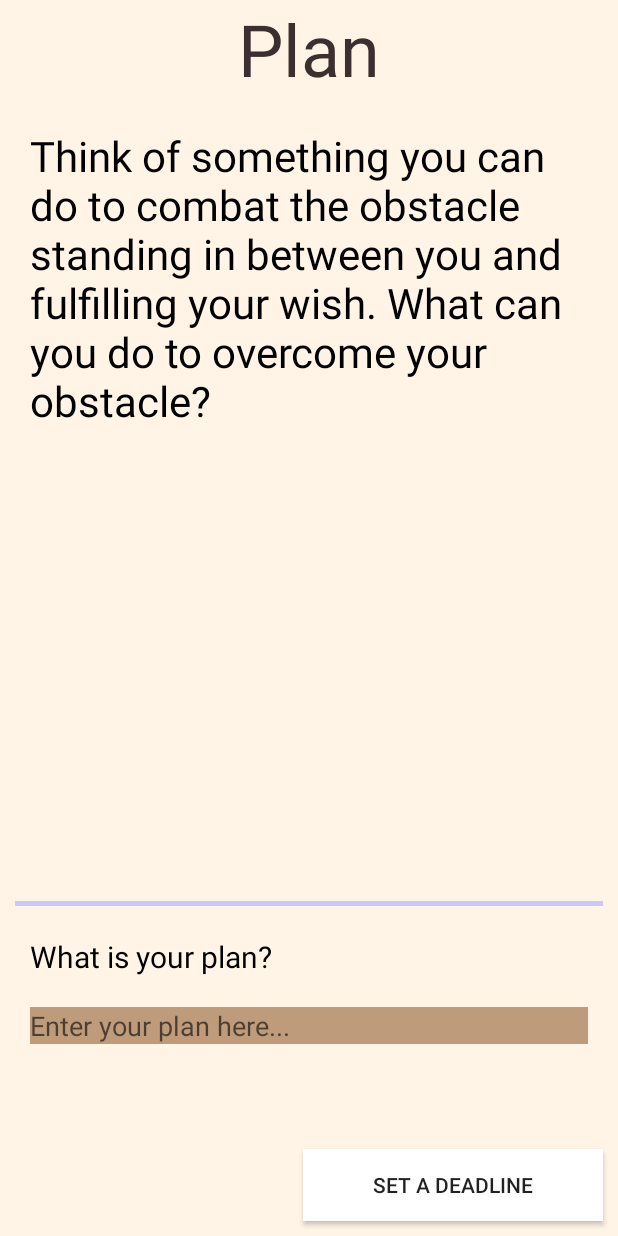
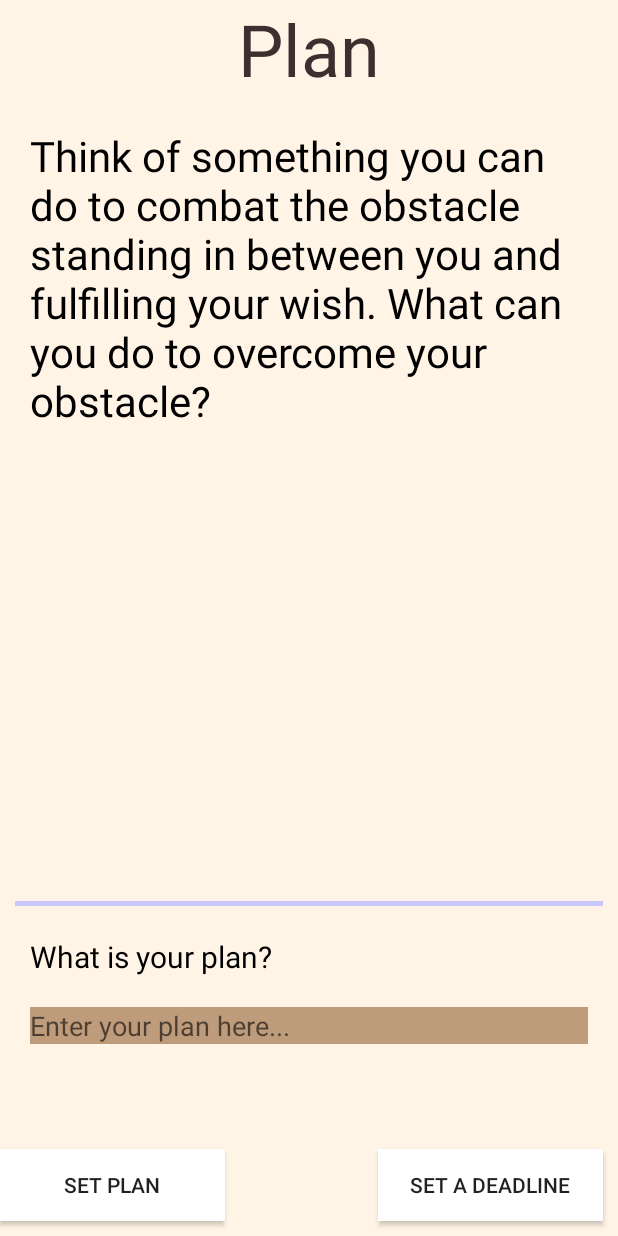
Before and after one commit to cddewitt/Capstone, an Android app: the PlanActivity screen opened directly, with no data from a screen before it, after a tap on "SET A DEADLINE", on a phone screen of 412 x 824 dp. Run offline under Robolectric (Android 15) with nearby library versions, the phone set to English and light mode, and no system bars; 2 statements that could not run were skipped.

Commit message:
plan  page now request a plan for each obstacle.

```diff
--- a/app/src/main/java/com/example/cdoit/characterstrengthbuilder/ObstacleActivity.java
+++ b/app/src/main/java/com/example/cdoit/characterstrengthbuilder/ObstacleActivity.java
@@ -33,11 +33,9 @@ public class ObstacleActivity extends AppCompatActivity {
     public void continueToPlanButtonClick(View v) {
         String obstacles = getObstacles();
         if (obstacles.equals("")) {
-            Toast toast = Toast.makeText(getApplicationContext(), "Please enter a possible obstacle before continuing", Toast.LENGTH_LONG);
+            Toast toast = Toast.makeText(getApplicationContext(),"You must enter atleast 1 obstacle to continue!",Toast.LENGTH_LONG);
             toast.show();
         } else {
-            Toast toast = Toast.makeText(getApplicationContext(), obstacles, Toast.LENGTH_LONG);
-            toast.show();
             Intent intent = new Intent(this, PlanActivity.class);
             intent.putExtra("Characteristic", characteristic);
             intent.putExtra("Wish", wish);
--- a/app/src/main/java/com/example/cdoit/characterstrengthbuilder/PlanActivity.java
+++ b/app/src/main/java/com/example/cdoit/characterstrengthbuilder/PlanActivity.java
@@ -8,13 +8,23 @@ import android.view.View;
 import android.widget.TextView;
 import android.widget.Toast;
 
+import java.lang.reflect.Array;
+import java.util.ArrayList;
+import java.util.Arrays;
+import java.util.List;
+
 public class PlanActivity extends AppCompatActivity {
 
+    private TextView currentplan;
     private TextView tbxPlan;
     private String characteristic = "";
     private String wish = "";
     private String outcome = "";
     private String obstacles = "";
+    private List<String> obstacle;
+    private boolean canContinue;
+    private int count=0;
+    private String plans ="";
 
     @Override
     protected void onCreate(Bundle savedInstanceState) {
@@ -28,23 +38,52 @@ public class PlanActivity extends AppCompatActivity {
             wish = extras.getString("Wish");
             outcome = extras.getString("Outcome");
             obstacles = extras.getString("Obstacles");
+            obstacle= Arrays.asList(obstacles.split("~"));
         }
+        currentplan= (TextView)findViewById(R.id.whatIsYourPlanTextView);
+        currentplan.setText("What is your plan to deal with: "+obstacle.get(count));
+
     }
 
     public void setADeadlineButtonClick(View v) {
-        Log.v("Plan", "in click");
-        String plan = tbxPlan.getText().toString();
-        if (plan.equals("")) {
-            Toast toast = Toast.makeText(getApplicationContext(), "Please enter a plan to overcome the obstacles you may face.", Toast.LENGTH_LONG);
-            toast.show();
-        } else {
+        if(count==obstacle.size())
+        {
             Intent intent = new Intent(this, DeadlineActivity.class);
             intent.putExtra("Characteristic", characteristic);
             intent.putExtra("Wish", wish);
             intent.putExtra("Outcome", outcome);
             intent.putExtra("Obstacle", obstacles);
-            intent.putExtra("Plan", plan);
+            intent.putExtra("Plan", plans);
             startActivity(intent);
         }
+        else{
+            Toast toast = Toast.makeText(getApplicationContext(),"Please finish making plans for each obstacle before moving on!",Toast.LENGTH_LONG);
+            toast.show();
+        }
+    }
+
+    public void nextPlanClick(View v){
+        if(count==obstacle.size())
+        {
+            Toast toast =Toast.makeText(getApplicationContext(),"You have a plan for each obstacle. Move on top the review",Toast.LENGTH_LONG);
+            toast.show();
+        }
+        else if(tbxPlan.getText().toString().equals(""))
+        {
+            Toast toast =Toast.makeText(getApplicationContext(),"Please enter a plan for the disaplayed Obstacle",Toast.LENGTH_LONG);
+            toast.show();
+        }
+        else{
+            plans+=tbxPlan.getText().toString()+"~";
+            count++;
+            if(count==obstacle.size()) {
+                currentplan.setText("You have set all your plans!! Click SET A DEADLINE to continue!");
+                plans = plans.substring(0, plans.length() - 1);
+            }
+            else
+                currentplan.setText("What is your plan to deal with: "+obstacle.get(count));
+            tbxPlan.setText("");
+        }
+
     }
 }
--- a/app/src/main/res/layout/woop_plan.xml
+++ b/app/src/main/res/layout/woop_plan.xml
@@ -31,7 +31,7 @@
 
     <Button
         android:id="@+id/setADeadlineButton"
-        android:layout_width="200dp"
+        android:layout_width="150dp"
         android:layout_height="wrap_content"
         android:layout_alignParentBottom="true"
         android:layout_alignParentEnd="true"
@@ -85,4 +85,17 @@
         android:layout_marginLeft="10dp"
         android:layout_marginRight="10dp"
         android:background="#c8c8ff" />
+
+    <Button
+        android:layout_width="150dp"
+        android:layout_height="wrap_content"
+        android:text="Set Plan"
+        android:layout_gravity="center_horizontal"
+        android:layout_marginBottom="10dp"
+        android:layout_marginRight="10dp"
+        android:background="#ffffff"
+        android:id="@+id/SetPlanButton"
+        android:layout_alignParentBottom="true"
+        android:layout_alignParentStart="true"
+        android:onClick="nextPlanClick" />
 </RelativeLayout>
```
Also changed, not shown: 1 other file.
